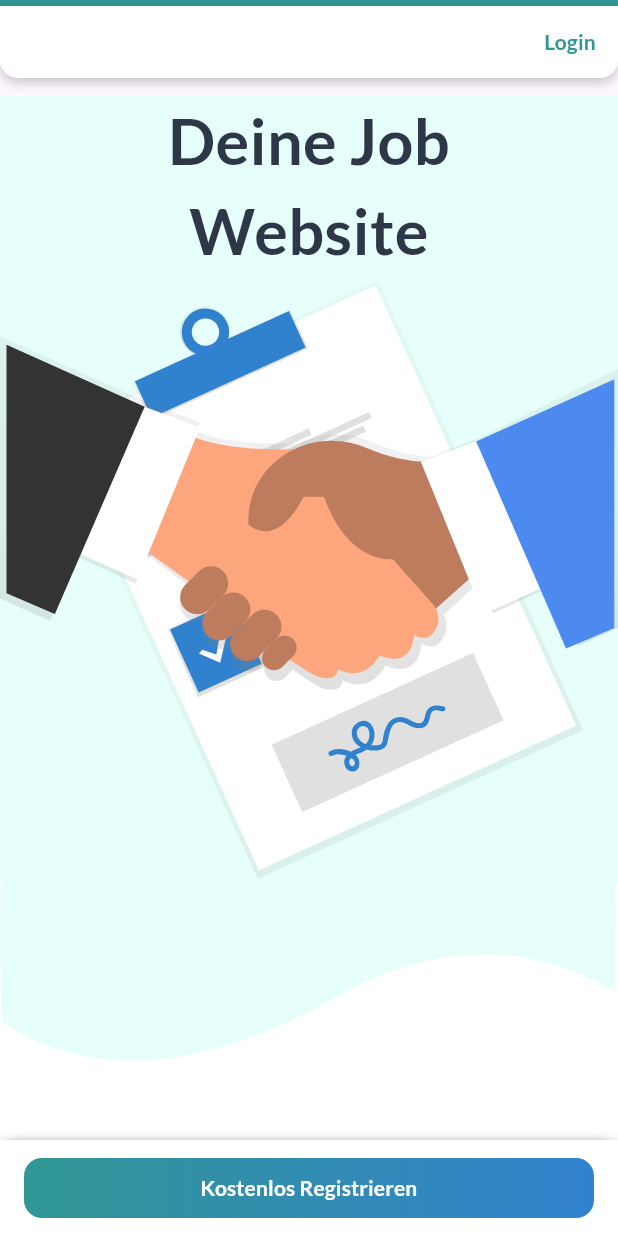
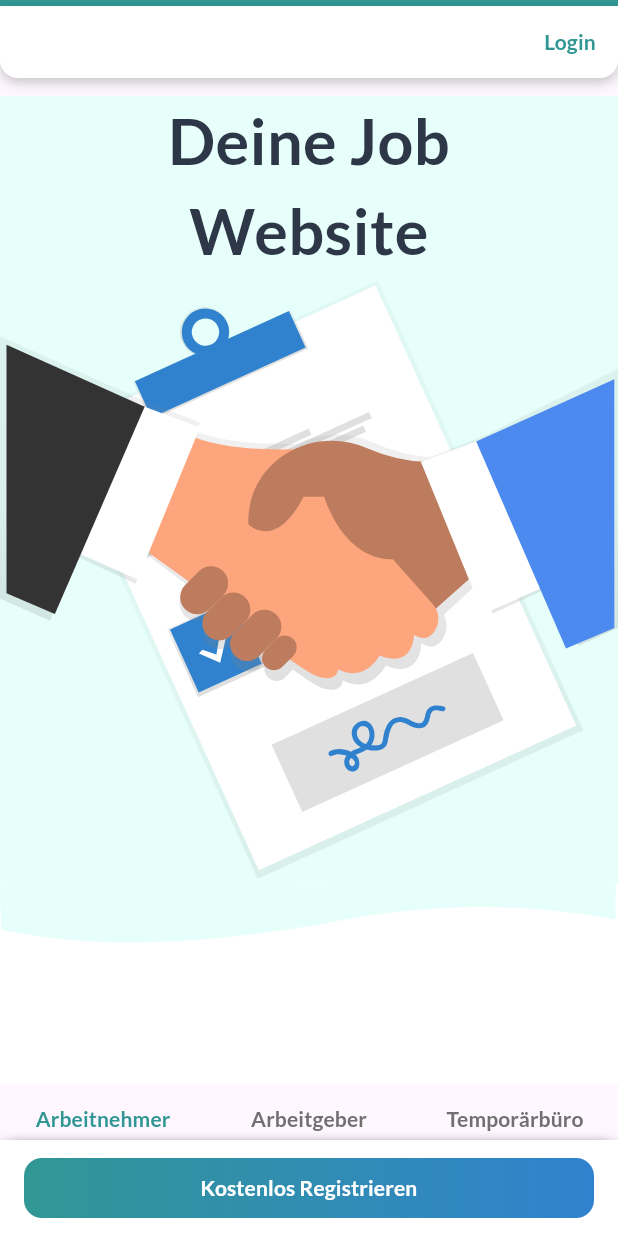
Before and after one commit to yogikorke/tomisha_test, a Flutter app: the screen it shows after launch, on a phone screen of 412 x 824 dp. Run offline on Flutter 3.47's test engine with Material 3 defaults, Android fonts, the phone set to English and light mode, and no system bars; our stand-ins replace flutter_svg, google_fonts.

Commit message:
Added tabs and some content in first tab

```diff
--- a/lib/main.dart
+++ b/lib/main.dart
@@ -20,19 +20,8 @@ class MyApp extends StatelessWidget {
     return MaterialApp(
       title: 'Flutter Demo',
       debugShowCheckedModeBanner: false,
-      theme: ThemeData(
-        // This is the theme of your application.
-        //
-        // Try running your application with "flutter run". You'll see the
-        // application has a blue toolbar. Then, without quitting the app, try
-        // changing the primarySwatch below to Colors.green and then invoke
-        // "hot reload" (press "r" in the console where you ran "flutter run",
-        // or simply save your changes to "hot reload" in a Flutter IDE).
-        // Notice that the counter didn't reset back to zero; the application
-        // is not restarted.
-        primarySwatch: Colors.blue,
-      ),
-      home: const HomePage(title: 'Flutter Demo Home Page'),
+      theme: ThemeData(primarySwatch: Colors.blue),
+      home: const HomePage(title: 'Tomisha Work'),
     );
   }
 }
--- a/lib/pages/home_portrait.dart
+++ b/lib/pages/home_portrait.dart
@@ -1,4 +1,6 @@
+import 'package:flutter/cupertino.dart';
 import 'package:flutter/material.dart';
+import 'package:flutter/widgets.dart';
 import 'package:flutter_svg/flutter_svg.dart';
 import 'package:google_fonts/google_fonts.dart';
 import 'package:tomisha_test/values/app_assets.dart';
@@ -77,9 +79,9 @@ class _HomePageState extends State<HomePage> {
             Container(
               margin: EdgeInsets.zero,
               padding: EdgeInsets.zero,
-              height: MediaQuery.sizeOf(context).height,
+              height: MediaQuery.sizeOf(context).height * 0.80,
               color: Colors.white,
-              child: ListView(
+              child: Column(
                 children: [
                   Container(
                     color: const Color(0xffE6FFFA),
@@ -106,10 +108,104 @@ class _HomePageState extends State<HomePage> {
                   ClipPath(
                     clipper: CustomClipPath(),
                     child: Container(
-                      height: MediaQuery.sizeOf(context).height * 0.30,
+                      height: MediaQuery.sizeOf(context).height * 0.10,
                       color: const Color(0xffE6FFFA),
                     ),
                   )
+                ],
+              ),
+            ),
+            DefaultTabController(
+              length: 3,
+              child: Column(
+                children: [
+                  TabBar(
+                    labelColor: const Color(0xff319795),
+                    indicatorColor: const Color(0xff319795),
+                    unselectedLabelColor: const Color(0xff707070),
+                    labelStyle: GoogleFonts.lato(
+                      textStyle: const TextStyle(
+                        fontSize: 14,
+                        fontWeight: FontWeight.w600,
+                      ),
+                    ),
+                    tabs: const [
+                      Tab(text: "Arbeitnehmer"),
+                      Tab(text: "Arbeitgeber"),
+                      Tab(text: "Temporärbüro"),
+                    ],
+                  ),
+                  SizedBox(
+                    height: MediaQuery.of(context).size.height,
+                    child: TabBarView(
+                      children: [
+                        Padding(
+                          padding: const EdgeInsets.only(top: 32.0),
+                          child: Stack(
+                            children: [
+                              Positioned(
+                                left: 0,
+                                right: 0,
+                                child: Text(
+                                  "Drei einfache Schritte \nzu deinem neuen Job",
+                                  textAlign: TextAlign.center,
+                                  style: GoogleFonts.lato(
+                                    textStyle: const TextStyle(
+                                      fontSize: 21,
+                                      color: Color(0xff4A5568),
+                                      fontWeight: FontWeight.w500,
+                                    ),
+                                  ),
+                                ),
+                              ),
+                              Positioned(
+                                left: 0,
+                                right: 0,
+                                top: 64,
+                                child: SvgPicture.asset(
+                                  AppAssets.undraw_Profile_data_re_v81r,
+                                ),
+                              ),
+                              Positioned(
+                                left: 8,
+                                top: 128,
+                                child: Text(
+                                  "1. ",
+                                  style: GoogleFonts.lato(
+                                    textStyle: const TextStyle(
+                                      fontSize: 130,
+                                      color: Color(0xff718096),
+                                      fontWeight: FontWeight.w500,
+                                    ),
+                                  ),
+                                ),
+                              ),
+                              Positioned(
+                                right: 64,
+                                top: 256,
+                                child: Text(
+                                  "Erstellen dein Lebenslauf",
+                                  style: GoogleFonts.lato(
+                                    textStyle: const TextStyle(
+                                      fontSize: 15.75,
+                                      color: Color(0xff4A5568),
+                                      fontWeight: FontWeight.w400,
+                                    ),
+                                  ),
+                                ),
+                              ),
+                            ],
+                          ),
+                        ),
+                        const Text(
+                          "Drei einfache Schritte zu deinem neuen Job",
+                        ),
+                        const Text(
+                          "Drei einfache Schritte zu deinem neuen Job",
+                        )
+                      ],
+                    ),
+                  ),
                 ],
               ),
             ),
--- a/lib/values/app_assets.dart
+++ b/lib/values/app_assets.dart
@@ -1,4 +1,6 @@
 class AppAssets {
   static const String undrawAgreementAajr =
       "assets/images/undraw_agreement_aajr.svg";
+  static const String undraw_Profile_data_re_v81r =
+      "assets/images/undraw_Profile_data_re_v81r.svg";
 }
```
Also changed, not shown: assets/images/undraw_Profile_data_re_v81r.svg (added).
